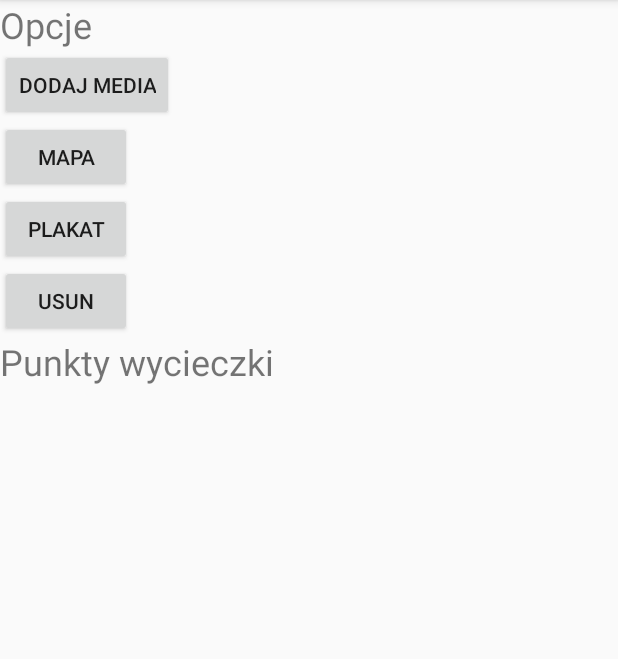
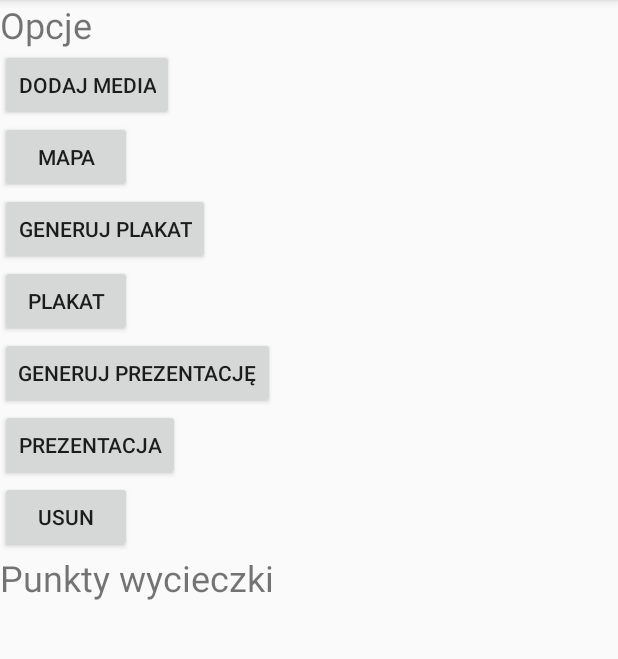
Before and after one commit to nxaa/chmuraand, an Android app: the PointsListActivity screen opened directly, with no data from a screen before it, on a phone screen of 412 x 824 dp, the part 84-743 px from its top. Run offline under Robolectric (Android 15) with nearby library versions, the phone set to English and light mode, and no system bars.

Commit message:
dodanie przyciskó do generowania i pobieranie plakatu todo: wyswietlanie prezentacji

```diff
--- a/app/src/debug/res/values/google_maps_api.xml
+++ b/app/src/debug/res/values/google_maps_api.xml
@@ -21,6 +21,6 @@
     string in this file.
     -->
     <string name="google_maps_key" templateMergeStrategy="preserve" translatable="false">
-        AIzaSyABWkA5hLh0BMFoRvKgBZ3yv4wywlJgvJg
+         AIzaSyAtX5lMAzFWEGeJ7WLLBAYkwK8G7FQaxWs
     </string>
 </resources>
--- a/app/src/main/java/com/example/domain/myapplication/AttachNewPictureActivity.java
+++ b/app/src/main/java/com/example/domain/myapplication/AttachNewPictureActivity.java
@@ -82,7 +82,7 @@ public class AttachNewPictureActivity extends AppCompatActivity {
             return;
         }
         String content = requestService.postMedia(tripId, mCurrentPhotoPath, xText.getText().toString(), yText.getText().toString());
-        //TODO: TUTAJ COS TRZEBA ZROBIC Z TYM ZE SIE WYSYLA :P
+        //TODO: TUTAJ COS    TRZEBA ZROBIC Z TYM ZE SIE WYSYLA :P
         AlertDialog alertDialog = new AlertDialog.Builder(AttachNewPictureActivity.this).create();
         alertDialog.setTitle("Status");
         alertDialog.setMessage("OK");
--- a/app/src/main/res/layout/activity_points_list.xml
+++ b/app/src/main/res/layout/activity_points_list.xml
@@ -31,6 +31,13 @@
         android:layout_alignStart="@+id/button_addmedia" />
 
     <Button
+        android:id="@+id/button3"
+        android:layout_width="wrap_content"
+        android:layout_height="wrap_content"
+        android:onClick="generujPlakatOnClick"
+        android:text="Generuj plakat" />
+
+    <Button
         android:id="@+id/button_plakat"
         android:layout_width="wrap_content"
         android:layout_height="wrap_content"
@@ -39,6 +46,20 @@
         android:layout_below="@+id/button_mapy"
         android:layout_alignLeft="@+id/button_mapy"
         android:layout_alignStart="@+id/button_mapy" />
+
+    <Button
+        android:id="@+id/button4"
+        android:layout_width="wrap_content"
+        android:layout_height="wrap_content"
+        android:onClick="generujPrezentacjeOnClick"
+        android:text="generuj prezentację" />
+
+    <Button
+        android:id="@+id/button5"
+        android:layout_width="wrap_content"
+        android:layout_height="wrap_content"
+        android:onClick="prezentacjaOnClick"
+        android:text="prezentacja" />
 
     <Button
         android:id="@+id/button_delete_trip"
```
Also changed, not shown: app/src/main/java/com/example/domain/myapplication/PointsListActivity.java (+105 -1 lines), app/src/main/java/com/example/domain/myapplication/requests/RequestService.java (+69 -0 lines), 1 other file.
